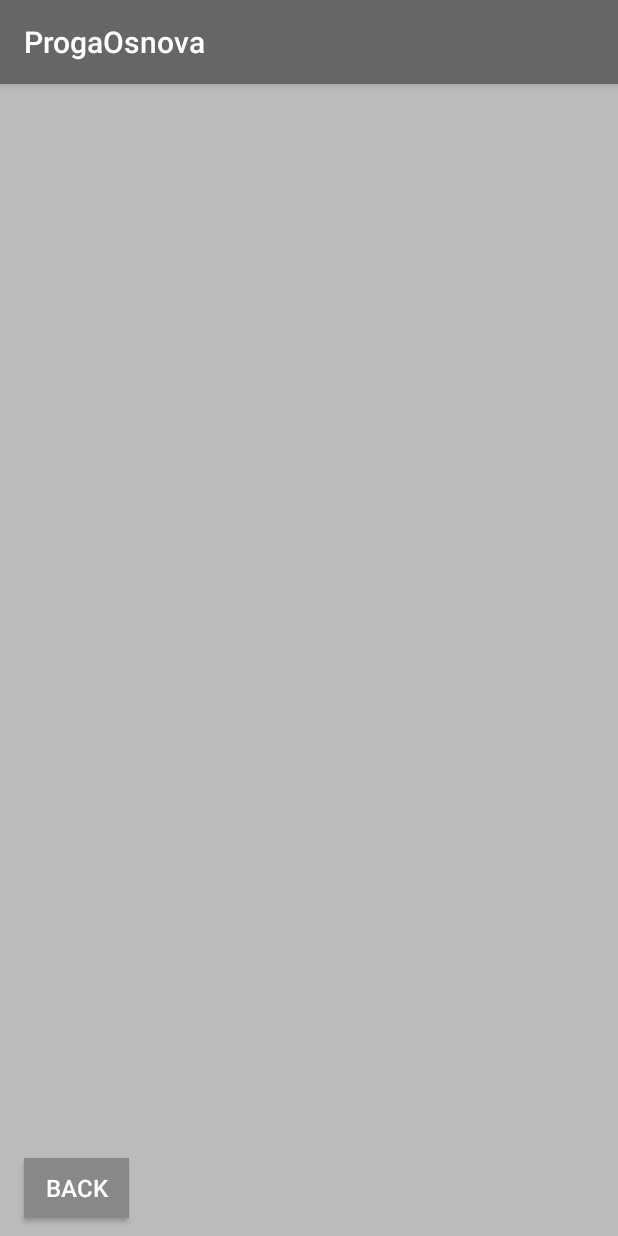
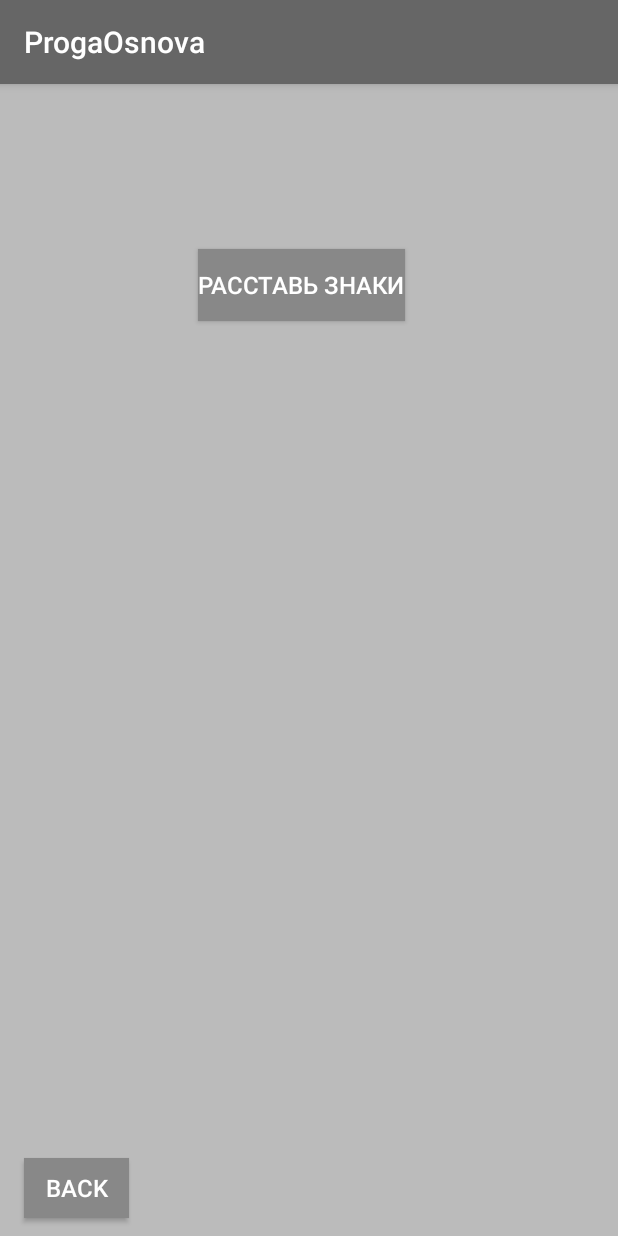
Before and after one commit to Pcux/Project, an Android app: the SingleplayerActivity screen opened directly, with no data from a screen before it, on a phone screen of 412 x 824 dp. Run offline under Robolectric (Android 15) with nearby library versions, the phone set to English and light mode, and no system bars.

Commit message:
Added the "Guess Signs" screen and changed a bunch of small things

```diff
--- a/app/src/main/java/com/example/belka/progaosnova/SingleplayerActivity.java
+++ b/app/src/main/java/com/example/belka/progaosnova/SingleplayerActivity.java
@@ -1,5 +1,6 @@
 package com.example.belka.progaosnova;
 
+import android.content.Intent;
 import android.support.v7.app.AppCompatActivity;
 import android.os.Bundle;
 import android.view.View;
@@ -13,12 +14,19 @@ public class SingleplayerActivity extends AppCompatActivity implements View.OnCl
         setContentView(R.layout.activity_singleplayer);
         Button buttonBack = (Button)findViewById(R.id.buttonBack);
         buttonBack.setOnClickListener(this);
+        Button buttonguess_signs = (Button)findViewById(R.id.guess_signs);
+        buttonguess_signs.setOnClickListener(this);
     }
     @Override
     public void onClick(View v) {
         switch (v.getId()) {
             case R.id.buttonBack:
                 finish();
+                break;
+            case R.id.guess_signs:
+                Intent guess_signsIntent = new Intent(this, SettingsActivity.class);
+                startActivity(guess_signsIntent);
+                break;
         }
     }
 }
--- /dev/null
+++ b/app/src/main/res/layout/activity_guess_signs.xml
@@ -0,0 +1,6 @@
+<?xml version="1.0" encoding="utf-8"?>
+<android.support.constraint.ConstraintLayout
+    xmlns:android="http://schemas.android.com/apk/res/android" android:layout_width="match_parent"
+    android:layout_height="match_parent">
+
+</android.support.constraint.ConstraintLayout>
--- a/app/src/main/res/layout/activity_multiplayer.xml
+++ b/app/src/main/res/layout/activity_multiplayer.xml
@@ -15,4 +15,5 @@
         android:text="Back"
         app:layout_constraintBottom_toBottomOf="parent"
         app:layout_constraintStart_toStartOf="parent" />
+
 </android.support.constraint.ConstraintLayout>
--- a/app/src/main/res/layout/activity_singleplayer.xml
+++ b/app/src/main/res/layout/activity_singleplayer.xml
@@ -12,8 +12,25 @@
         android:id="@+id/buttonBack"
         android:layout_marginStart="16dp"
         android:layout_marginBottom="12dp"
-        android:text="Back"
+        android:text="@string/str_back"
         app:layout_constraintBottom_toBottomOf="parent"
         app:layout_constraintStart_toStartOf="parent" />
 
+    <Button
+        android:id="@+id/guess_signs"
+        style="@style/BackStyle"
+        android:layout_width="wrap_content"
+        android:layout_height="wrap_content"
+        android:layout_marginStart="132dp"
+        android:layout_marginTop="110dp"
+        android:layout_marginEnd="114dp"
+        android:layout_marginBottom="232dp"
+        android:gravity="center"
+        android:text="@string/guess_signs"
+        app:layout_constraintBottom_toBottomOf="parent"
+        app:layout_constraintEnd_toEndOf="parent"
+        app:layout_constraintHorizontal_bias="0.0"
+        app:layout_constraintStart_toStartOf="parent"
+        app:layout_constraintTop_toTopOf="parent"
+        app:layout_constraintVertical_bias="0.0" />
 </android.support.constraint.ConstraintLayout>
--- a/app/src/main/res/values/strings.xml
+++ b/app/src/main/res/values/strings.xml
@@ -1,3 +1,5 @@
 <resources>
     <string name="app_name">ProgaOsnova</string>
+    <string name="str_back">Back</string>
+    <string name="guess_signs">Расставь знаки</string>
 </resources>
```
Also changed, not shown: app/src/main/java/com/example/belka/progaosnova/Guess_signsActivity.java (added, +18 -0 lines).
